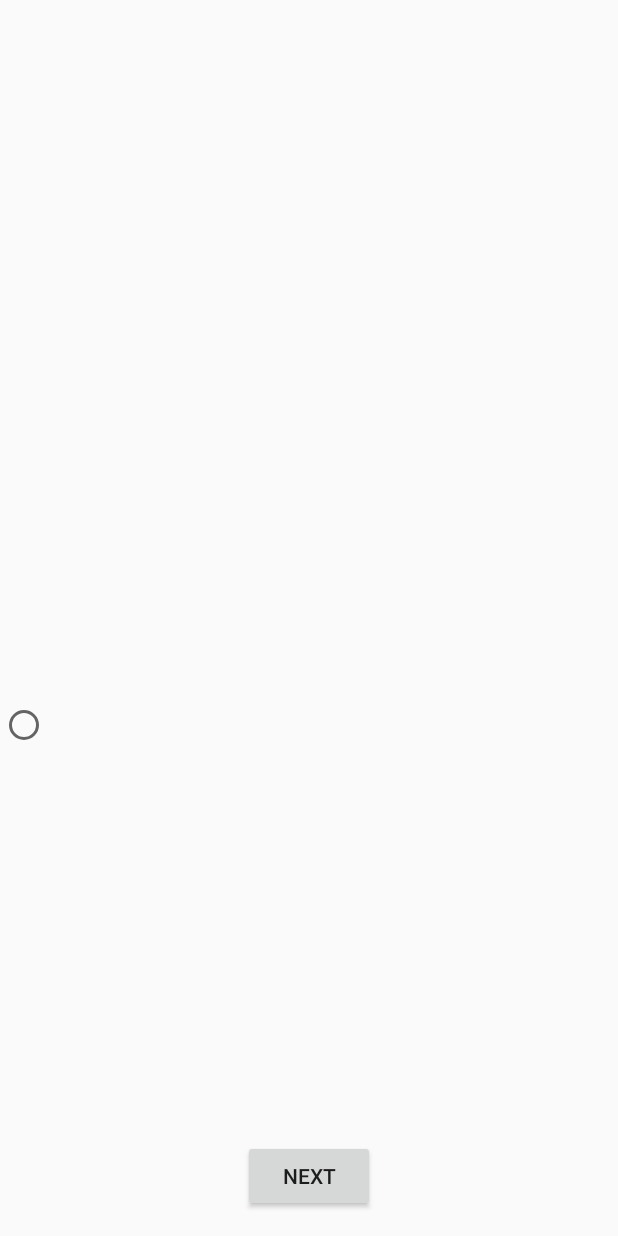
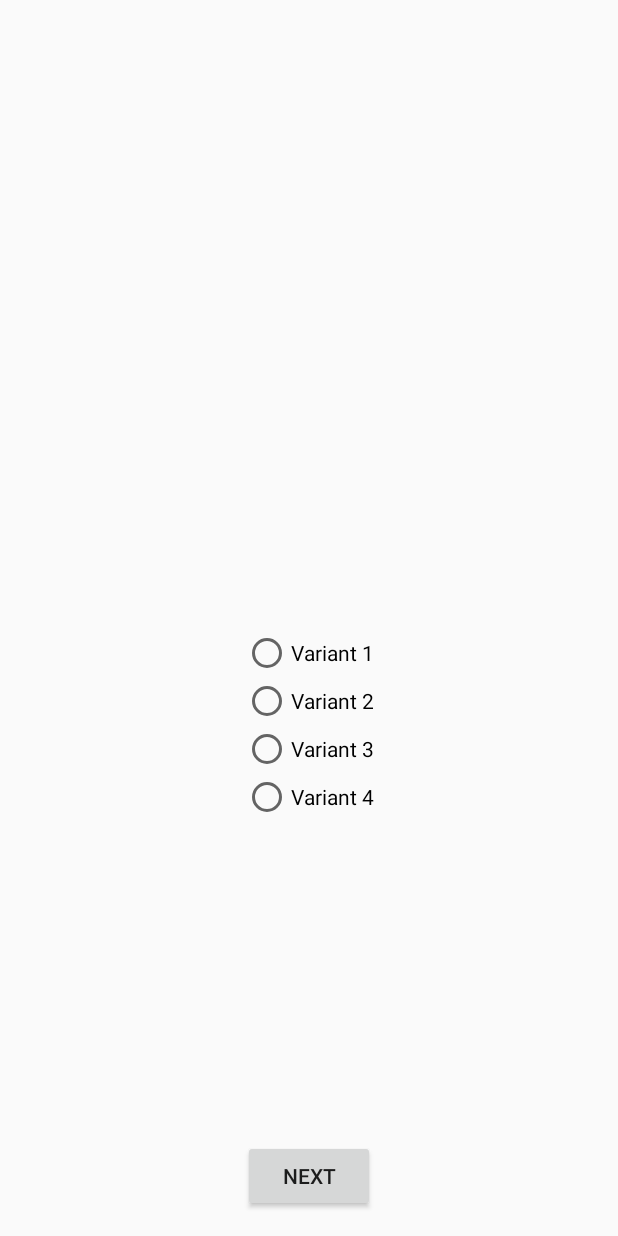
Before and after one commit to DimDrumm/Quize, an Android app: the layout fragment_single_selection.xml on its own in the app's theme, with its tools: preview values and no code run, on a phone screen of 412 x 824 dp. Run offline under Robolectric (Android 15) with nearby library versions, the phone set to English and light mode, and no system bars.

Commit message:
lost files)

```diff
--- a/app/src/main/java/a2018/by/step/myquiz/activity/LoginActivity.kt
+++ b/app/src/main/java/a2018/by/step/myquiz/activity/LoginActivity.kt
@@ -41,7 +41,9 @@ class LoginActivity : AppCompatActivity(), View.OnClickListener {
                 applicationContext,
                 etName.text.toString(), etEmail.text.toString()
             )
-            startActivity(Intent(this, IntroActivity::class.java))
+            val intent = Intent(this, IntroActivity::class.java)
+            intent.putExtra("name",etEmail.text.toString())
+            startActivity(intent)
             finish()
         }
     }
--- a/app/src/main/java/a2018/by/step/myquiz/activity/QuestionActivity.kt
+++ b/app/src/main/java/a2018/by/step/myquiz/activity/QuestionActivity.kt
@@ -1,7 +1,9 @@
 package a2018.by.step.myquiz.activity
 
 import a2018.by.step.myquiz.R
+import a2018.by.step.myquiz.data.QuestionRepository
 import a2018.by.step.myquiz.fragment.SingleSelectionFragment
+import a2018.by.step.myquiz.model.Question
 import android.os.Bundle
 
 class QuestionActivity : BaseMenuActivity() {
@@ -9,6 +11,8 @@ class QuestionActivity : BaseMenuActivity() {
     override fun onCreate(savedInstanceState: Bundle?) {
         super.onCreate(savedInstanceState)
         setContentView(R.layout.activity_question)
+
+      val q = QuestionRepository.getQuestions()[0]
         supportFragmentManager.beginTransaction()
             .replace(
                 R.id.container_fragment,
--- a/app/src/main/java/a2018/by/step/myquiz/model/Question.kt
+++ b/app/src/main/java/a2018/by/step/myquiz/model/Question.kt
@@ -1,7 +1,8 @@
 package a2018.by.step.myquiz.model
 
 abstract class Question<T>(
-    val text: String, var rightAnswer: T) {
+    val text: String, var rightAnswer: T
+) {
     var userAnswer: T? = null
     abstract fun checkAnswer(): Boolean
 }
--- a/app/src/main/res/layout/fragment_single_selection.xml
+++ b/app/src/main/res/layout/fragment_single_selection.xml
@@ -28,12 +28,31 @@
             android:layout_width="match_parent"
             android:layout_height="wrap_content"
             android:orientation="vertical"
+            android:layout_marginStart="8dp"
+            android:layout_marginEnd="8dp"
+            android:gravity="center"
             app:layout_constraintTop_toBottomOf="@id/guideline"
             app:layout_constraintBottom_toTopOf="@id/btn_next">
         <RadioButton
+                tools:text="Variant 1"
+                android:id="@+id/radio_btn_1"
                 android:layout_width="wrap_content"
-                android:layout_height="wrap_content"/>
-
+                android:layout_height="32dp"/>
+        <RadioButton
+                tools:text="Variant 2"
+                android:id="@+id/radio_btn_2"
+                android:layout_width="wrap_content"
+                android:layout_height="32dp"/>
+        <RadioButton
+                tools:text="Variant 3"
+                android:id="@+id/radio_btn_3"
+                android:layout_width="wrap_content"
+                android:layout_height="32dp"/>
+        <RadioButton
+                tools:text="Variant 4"
+                android:id="@+id/radio_btn_4"
+                android:layout_width="wrap_content"
+                android:layout_height="32dp"/>
     </RadioGroup>
 
     <Button
```
Also changed, not shown: app/src/main/java/a2018/by/step/myquiz/fragment/SingleSelectionFragment.kt (+7 -6 lines), app/src/main/java/a2018/by/step/myquiz/fragment/TextQuestionFragment.kt (+8 -12 lines), app/src/main/res/layout/radio_line.xml (+17 -4 lines).
